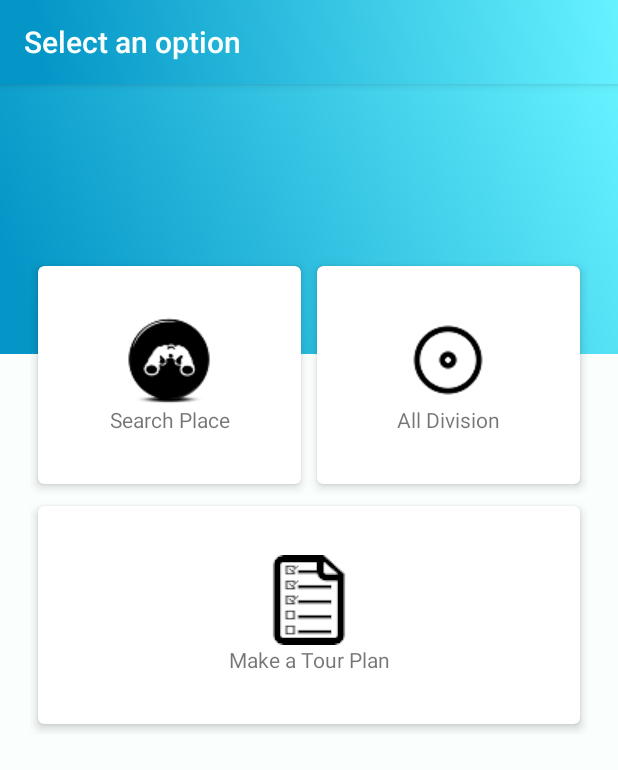
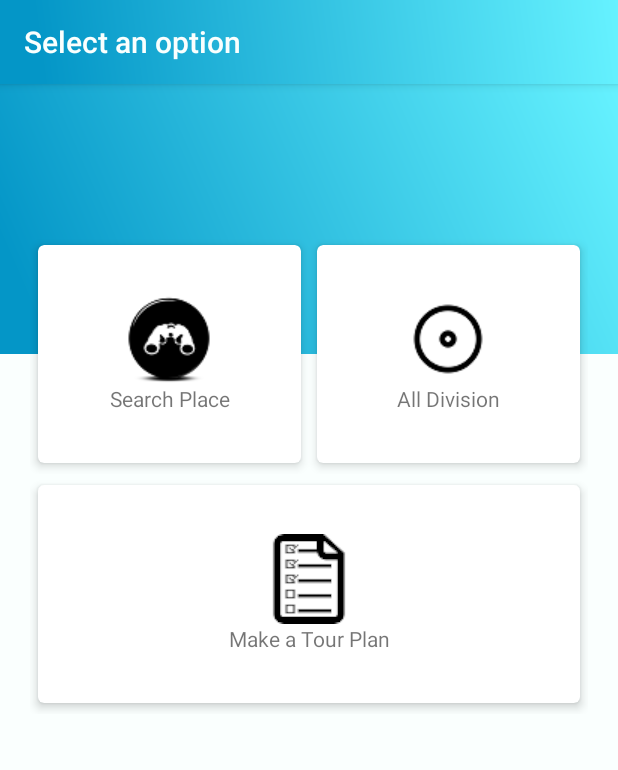
Before and after one commit to rmahbub63/TravelMate, an Android app: the MainOptionSelectActivity screen opened directly, with no data from a screen before it, on a phone screen of 412 x 824 dp. Shown: the top 770 px of the screen. Run offline under Robolectric (Android 15) with nearby library versions, the phone set to English and light mode, and no system bars.

Commit message:
Activity and layout organized (first)

```diff
--- a/app/src/main/AndroidManifest.xml
+++ b/app/src/main/AndroidManifest.xml
@@ -26,7 +26,6 @@
 
         <activity
             android:name="com.facebook.FacebookActivity"
-            android:configChanges="keyboard|keyboardHidden|screenLayout|screenSize|orientation"
             android:label="@string/app_name" />
         <activity android:name=".LoginRegistrationActivity" />
         <activity
--- a/app/src/main/java/com/example/mahbub/travelmateui/LoginRegistrationActivity.java
+++ b/app/src/main/java/com/example/mahbub/travelmateui/LoginRegistrationActivity.java
@@ -13,8 +13,6 @@ import com.example.mahbub.travelmateui.fragment.SignUpFragment;
 public class LoginRegistrationActivity extends AppCompatActivity {
     TabLayout tabLayout;
     ViewPager viewPager;
-
-    Button buttonLogin;
 
     @Override
     protected void onCreate(Bundle savedInstanceState) {
--- a/app/src/main/java/com/example/mahbub/travelmateui/adapter/DivisionListAdapter.java
+++ b/app/src/main/java/com/example/mahbub/travelmateui/adapter/DivisionListAdapter.java
@@ -25,6 +25,7 @@ public class DivisionListAdapter extends RecyclerView.Adapter<DivisionListAdapte
         this.context = context;
         this.divisions=divisions;
     }
+
     @Override
     public DivisionViewHolder onCreateViewHolder(ViewGroup parent, int viewType) {
         LayoutInflater inflater = LayoutInflater.from(parent.getContext());
--- a/app/src/main/res/layout/activity_login.xml
+++ b/app/src/main/res/layout/activity_login.xml
@@ -8,7 +8,6 @@
         android:id="@+id/imageViewEmail"
         android:layout_width="50dp"
         android:layout_height="50dp"
-        android:src="@drawable/email"
         android:layout_marginTop="60dp"
         />
 
@@ -24,7 +23,6 @@
         android:id="@+id/imageViewPassword"
         android:layout_width="50dp"
         android:layout_height="50dp"
-        android:src="@drawable/password"
         android:layout_marginTop="10dp"
         android:layout_below="@+id/imageViewEmail"/>
 
--- a/app/src/main/res/layout/activity_main_option_select.xml
+++ b/app/src/main/res/layout/activity_main_option_select.xml
@@ -1,8 +1,9 @@
 <?xml version="1.0" encoding="utf-8"?>
 <RelativeLayout xmlns:android="http://schemas.android.com/apk/res/android"
     xmlns:tools="http://schemas.android.com/tools"
+    android:id="@+id/scrollView"
     android:layout_width="match_parent"
-    android:layout_height="match_parent"
+    android:layout_height="wrap_content"
     xmlns:card_view="http://schemas.android.com/apk/res-auto"
     tools:context="com.example.mahbub.travelmateui.MainActivity">
 
@@ -10,30 +11,37 @@
         android:id="@+id/toolbarSelectOption"
         android:layout_width="match_parent"
         android:layout_height="?attr/actionBarSize"
+        android:background="@drawable/linear_bg"
         android:elevation="4dp"
-        card_view:titleTextColor="@color/custom_theme_color"
-        android:background="@drawable/linear_bg"
-        >
-    </android.support.v7.widget.Toolbar>
+        card_view:titleTextColor="@color/custom_theme_color"></android.support.v7.widget.Toolbar>
+
+    <ScrollView
+        android:layout_width="match_parent"
+        android:layout_height="wrap_content"
+        android:fillViewport="true"
+        android:layout_below="@+id/toolbarSelectOption">
+
+        <RelativeLayout
+            android:layout_width="match_parent"
+            android:layout_height="wrap_content"
+            android:orientation="vertical">
 
             <LinearLayout
                 android:layout_width="match_parent"
                 android:layout_height="180dp"
                 android:background="@drawable/linear_bg"
                 android:orientation="vertical"
-        android:gravity="center"
-        android:layout_below="@id/toolbarSelectOption">
+                android:gravity="center">
 
                 <TextView
                     android:layout_width="wrap_content"
-            android:layout_height="wrap_content"
-            />
+                    android:layout_height="wrap_content" />
 
             </LinearLayout>
             <RelativeLayout
                 android:layout_width="match_parent"
                 android:layout_height="wrap_content"
-        android:layout_marginTop="170dp">
+                android:layout_marginTop="100dp">
 
                 <LinearLayout
                     android:id="@+id/linear_layout_two_item"
@@ -77,7 +85,8 @@
                         card_view:cardBackgroundColor="@android:color/white"
                         card_view:cardElevation="4dp"
                         card_view:cardUseCompatPadding="true"
-                android:onClick="allDivisionClickAction">
+                        android:onClick="allDivisionClickAction"
+                        tools:ignore="OnClick">
 
                         <TextView
                             android:layout_width="match_parent"
@@ -116,5 +125,6 @@
                     </android.support.v7.widget.CardView>
                 </LinearLayout>
             </RelativeLayout>
-
         </RelativeLayout>
+    </ScrollView>
+</RelativeLayout>
--- a/app/src/main/res/layout/activity_registration.xml
+++ b/app/src/main/res/layout/activity_registration.xml
@@ -44,7 +44,8 @@
                 android:id="@+id/tablayout"
                 android:layout_width="match_parent"
                 android:layout_height="wrap_content"
-                android:padding="10dp"></android.support.design.widget.TabLayout>
+                android:padding="10dp">
+            </android.support.design.widget.TabLayout>
 
         </android.support.design.widget.AppBarLayout>
 
```
Also changed, not shown: app/src/main/res/layout/activity_main.xml (+111 -0 lines), app/src/main/res/layout/activity_signup.xml (+6 -9 lines). Lines whose indentation alone changed are shown as unchanged.
